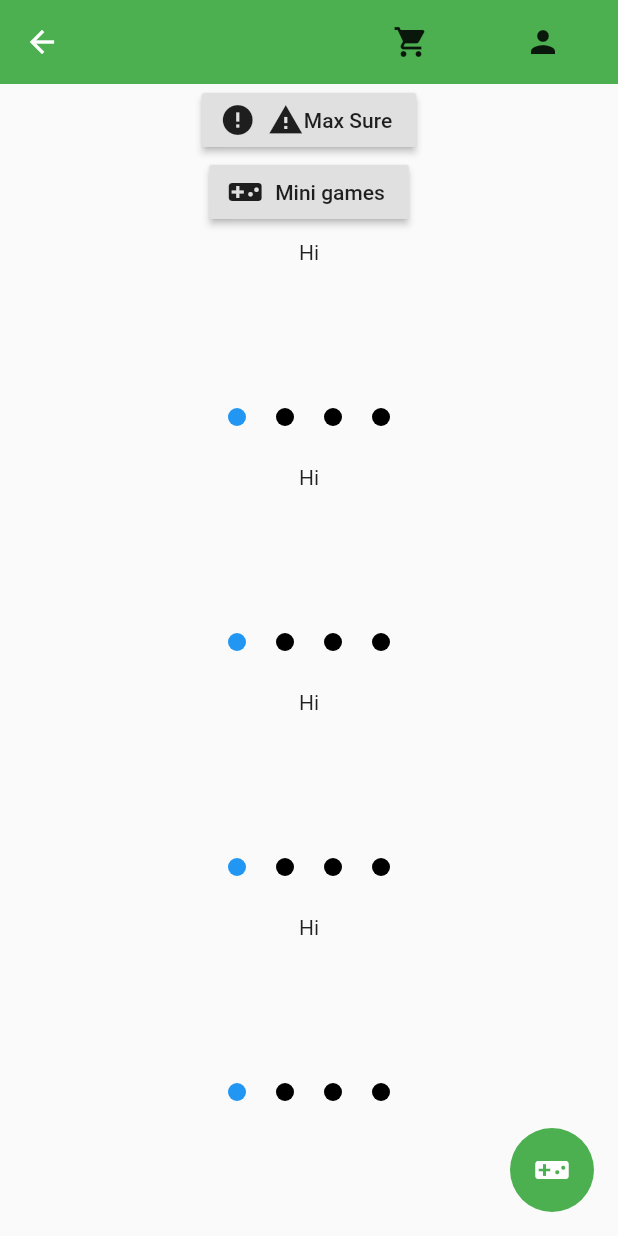
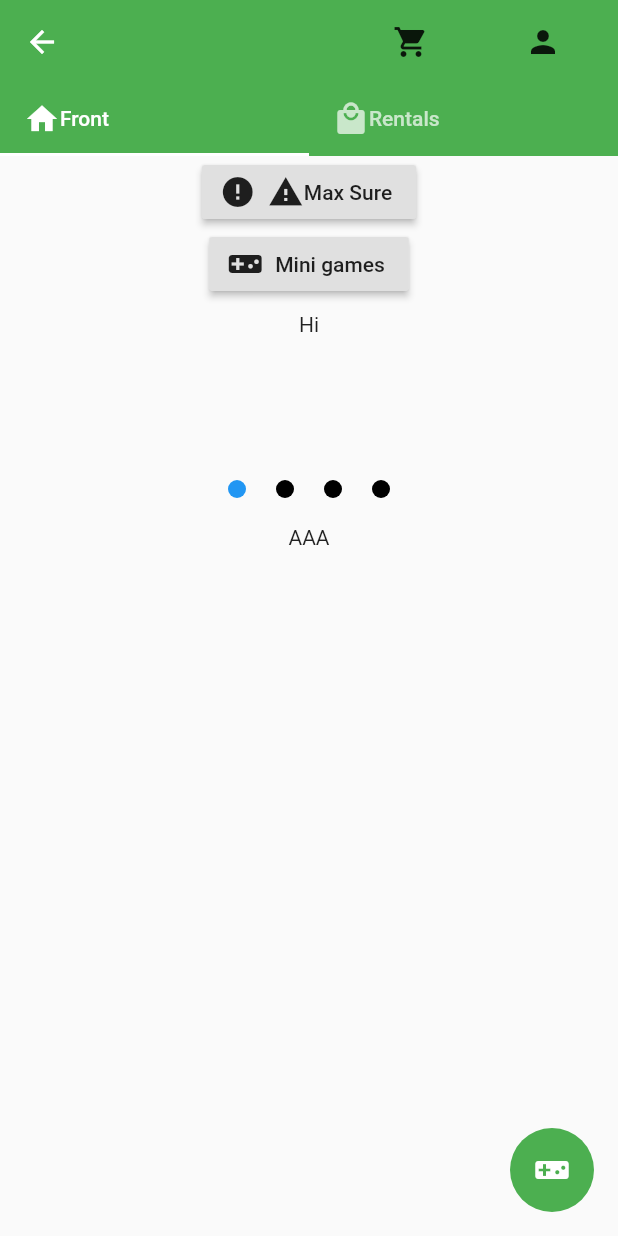
Before and after one commit to JOELwindows7/ourwear_prototype, a Flutter app: the HomeScreen screen opened directly, on a phone screen of 412 x 824 dp. Run offline on Flutter 3.47's test engine with Material 2 defaults, Android fonts, the light colour scheme and no system bars; drawn by our look-alikes of page_indicator; our stand-ins replace audioplayers, cloud_firestore, firebase_auth, flutter_spinkit, fluttertoast, font_awesome_flutter and 4 more; missing offline and left inert: box2d_flame, dart:ffi, dart:js, flame, shake; accounts and stored records are empty; statements that could not run were skipped.

Commit message:
HUEEEEEEEEEEUW
Added rental List using actual Firebase Database. incomplete!

must add something elses

```diff
--- a/lib/Scaffolds/Games/game-selector-hub.dart
+++ b/lib/Scaffolds/Games/game-selector-hub.dart
@@ -1,6 +1,7 @@
 import 'package:flutter/cupertino.dart';
 import 'package:flutter/material.dart';
 import 'package:ourwearprototype/Scaffolds/Games/AnotherPageIndicatorDemo.dart';
+import 'package:ourwearprototype/Scaffolds/Games/JustLookRentalLists.dart';
 import 'package:ourwearprototype/Scaffolds/Games/LoadingTest.dart';
 import 'package:ourwearprototype/Scaffolds/Games/PageIndicatorImport/ArrowPageIndicator.dart';
 import 'package:ourwearprototype/Scaffolds/Games/PageIndicatorImport/LinearProgressPageIndicator.dart';
@@ -79,6 +80,7 @@ class _GameListState extends State<GameList> {
     DaftarGame(Icons.check_circle_outline, 'Step Page Indicator'),
     DaftarGame(Icons.pages, 'Another Page Indicator pubspec'),
     DaftarGame(Icons.tab, 'Tabbed Page View'),
+    DaftarGame(Icons.nature, 'Rental List'),
   ];
   @override
   Widget build(BuildContext context) {
@@ -140,6 +142,9 @@ class _GameListState extends State<GameList> {
                   case 15:
                     return TabScaffold();
                     break;
+                  case 16:
+                    return JustLookRentalLists();
+                    break;
                   default:
                     return NotFoundError();
                     break;
--- a/lib/Scaffolds/Home/FrontPageTemp.dart
+++ b/lib/Scaffolds/Home/FrontPageTemp.dart
@@ -3,6 +3,7 @@ import 'package:flutter/material.dart';
 import 'package:ourwearprototype/Scaffolds/Games/PagedSwipe/Pages/Page1.dart';
 import 'package:ourwearprototype/Scaffolds/Games/game-selector-hub.dart';
 import 'package:ourwearprototype/Scaffolds/Prosotipe/MakeshiftItemView.dart';
+import 'package:ourwearprototype/shared/spareparts/RentalListView.dart';
 import 'package:page_indicator/page_indicator.dart';
 
 class FrontPageTemp extends StatelessWidget {
@@ -70,75 +71,76 @@ class FrontPageTemp extends StatelessWidget {
                 ),
               ),
             ),
-            Container(
-              height: 150.0,
-              child: Padding(
-                padding: const EdgeInsets.all(8.0),
-                child: PageIndicatorContainer(
-                  align: IndicatorAlign.bottom,
-                  length: 4,
-                  indicatorSpace: 20.0,
-                  padding: const EdgeInsets.all(10),
-                  indicatorColor: Colors.black,
-                  indicatorSelectorColor: Colors.blue,
-                  shape: IndicatorShape.circle(size: 12),
-                  key: keyaf,
-                  child: PageView(
-                    children: <Widget>[
-                      Page1(),
-                      Page1(),
-                      Page1(),
-                    ],
-                  ),
-                ),
-              ),
-            ),
-            Container(
-              height: 150.0,
-              child: Padding(
-                padding: const EdgeInsets.all(8.0),
-                child: PageIndicatorContainer(
-                  align: IndicatorAlign.bottom,
-                  length: 4,
-                  indicatorSpace: 20.0,
-                  padding: const EdgeInsets.all(10),
-                  indicatorColor: Colors.black,
-                  indicatorSelectorColor: Colors.blue,
-                  shape: IndicatorShape.circle(size: 12),
-                  key: keyag,
-                  child: PageView(
-                    children: <Widget>[
-                      Page1(),
-                      Page1(),
-                      Page1(),
-                    ],
-                  ),
-                ),
-              ),
-            ),
-            Container(
-              height: 150.0,
-              child: Padding(
-                padding: const EdgeInsets.all(8.0),
-                child: PageIndicatorContainer(
-                  align: IndicatorAlign.bottom,
-                  length: 4,
-                  indicatorSpace: 20.0,
-                  padding: const EdgeInsets.all(10),
-                  indicatorColor: Colors.black,
-                  indicatorSelectorColor: Colors.blue,
-                  shape: IndicatorShape.circle(size: 12),
-                  key: keyah,
-                  child: PageView(
-                    children: <Widget>[
-                      Page1(),
-                      Page1(),
-                      Page1(),
-                    ],
-                  ),
-                ),
-              ),
-            ),
+//            Container(
+//              height: 150.0,
+//              child: Padding(
+//                padding: const EdgeInsets.all(8.0),
+//                child: PageIndicatorContainer(
+//                  align: IndicatorAlign.bottom,
+//                  length: 4,
+//                  indicatorSpace: 20.0,
+//                  padding: const EdgeInsets.all(10),
+//                  indicatorColor: Colors.black,
+//                  indicatorSelectorColor: Colors.blue,
+//                  shape: IndicatorShape.circle(size: 12),
+//                  key: keyaf,
+//                  child: PageView(
+//                    children: <Widget>[
+//                      Page1(),
+//                      Page1(),
+//                      Page1(),
+//                    ],
+//                  ),
+//                ),
+//              ),
+//            ),
+//            Container(
+//              height: 150.0,
+//              child: Padding(
+//                padding: const EdgeInsets.all(8.0),
+//                child: PageIndicatorContainer(
+//                  align: IndicatorAlign.bottom,
+//                  length: 4,
+//                  indicatorSpace: 20.0,
+//                  padding: const EdgeInsets.all(10),
+//                  indicatorColor: Colors.black,
+//                  indicatorSelectorColor: Colors.blue,
+//                  shape: IndicatorShape.circle(size: 12),
+//                  key: keyag,
+//                  child: PageView(
+//                    children: <Widget>[
+//                      Page1(),
+//                      Page1(),
+//                      Page1(),
+//                    ],
+//                  ),
+//                ),
+//              ),
+//            ),
+//            Container(
+//              height: 150.0,
+//              child: Padding(
+//                padding: const EdgeInsets.all(8.0),
+//                child: PageIndicatorContainer(
+//                  align: IndicatorAlign.bottom,
+//                  length: 4,
+//                  indicatorSpace: 20.0,
+//                  padding: const EdgeInsets.all(10),
+//                  indicatorColor: Colors.black,
+//                  indicatorSelectorColor: Colors.blue,
+//                  shape: IndicatorShape.circle(size: 12),
+//                  key: keyah,
+//                  child: PageView(
+//                    children: <Widget>[
+//                      Page1(),
+//                      Page1(),
+//                      Page1(),
+//                    ],
+//                  ),
+//                ),
+//              ),
+//            ),
+          Text('AAA'),
           ],
         ),
       ),
--- a/lib/Scaffolds/Home/HomeScreen.dart
+++ b/lib/Scaffolds/Home/HomeScreen.dart
@@ -5,13 +5,16 @@ import 'package:ourwearprototype/Scaffolds/Account/AccountScreenLess.dart';
 import 'package:ourwearprototype/Scaffolds/Games/game-selector-hub.dart';
 import 'package:ourwearprototype/Scaffolds/Home/FrontPageTemp.dart';
 import 'package:ourwearprototype/Scaffolds/Prosotipe/CartProsotipe.dart';
+import 'package:ourwearprototype/shared/spareparts/RentalListView.dart';
 
 // Ourwear protection
 
 class HomeScreen extends StatelessWidget {
   @override
   Widget build(BuildContext context) {
-    return Scaffold(
+    return DefaultTabController(
+      length: 2,
+      child: Scaffold(
         appBar: AppBar(
           elevation: 0,
           actions: <Widget>[
@@ -39,10 +42,33 @@ class HomeScreen extends StatelessWidget {
                 label: Text(''),
             ),
           ],
+          bottom: TabBar(
+            tabs: <Widget>[
+              Tab(
+                child: Row(
+                  children: <Widget>[
+                    Icon(Icons.home),
+                    Text('Front'),
+                  ],
+                ),
+              ),
+              Tab(
+                child: Row(
+                  children: <Widget>[
+                    Icon(Icons.local_mall),
+                    Text('Rentals'),
+                  ],
+                ),
+              )
+            ],
+          ),
           backgroundColor: Colors.green,
         ),
-      body: Container(
-        child: FrontPageTemp(),
+        body: TabBarView(
+          children: <Widget>[
+            FrontPageTemp(),
+            RentalListView(),
+          ],
         ),
         floatingActionButton: FloatingActionButton(
           onPressed: (){
@@ -58,6 +84,17 @@ class HomeScreen extends StatelessWidget {
           elevation: 0,
           tooltip: 'Mini Games',
         ),
+      ),
     );
+  }//
 }
-}
+
+/*
+Container(
+              child: Column(
+                children: <Widget>[
+                  RentalListView()
+                ],
+              ),
+            ),
+ */
```
Also changed, not shown: lib/Scaffolds/Games/JustLookRentalLists.dart (added, +61 -0 lines), lib/models/Renter.dart (+7 -2 lines), lib/services/database.dart (+20 -4 lines), lib/shared/spareparts/RentalListView.dart (added, +80 -0 lines), 1 other file. Lines whose indentation alone changed are shown as unchanged.
